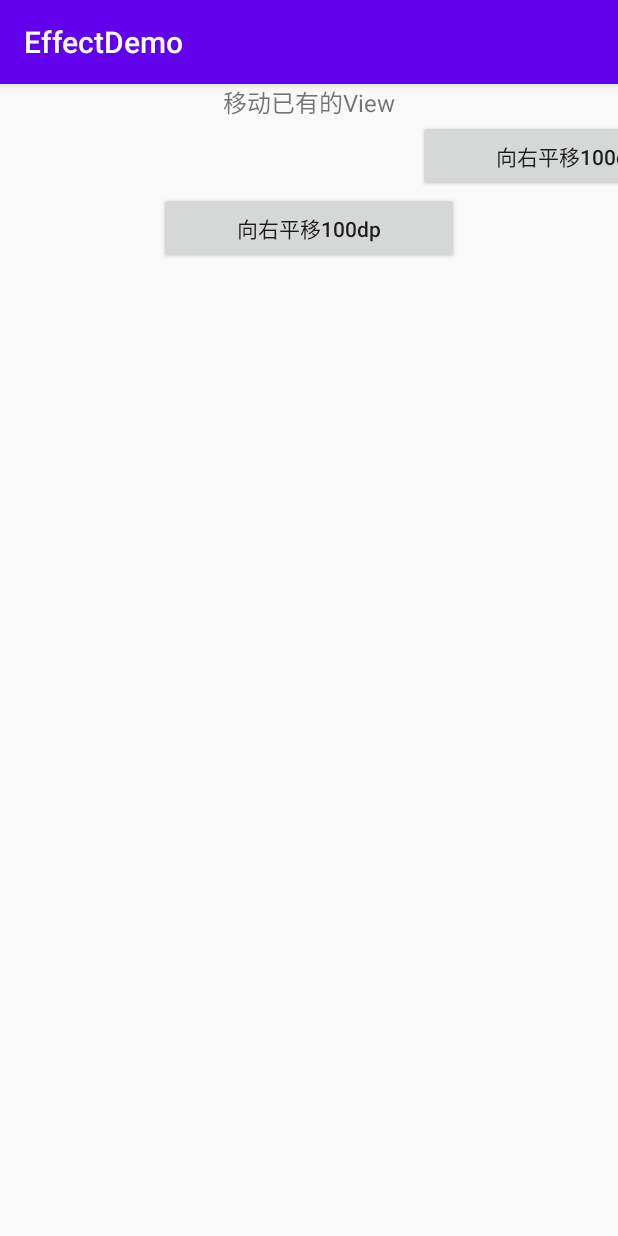
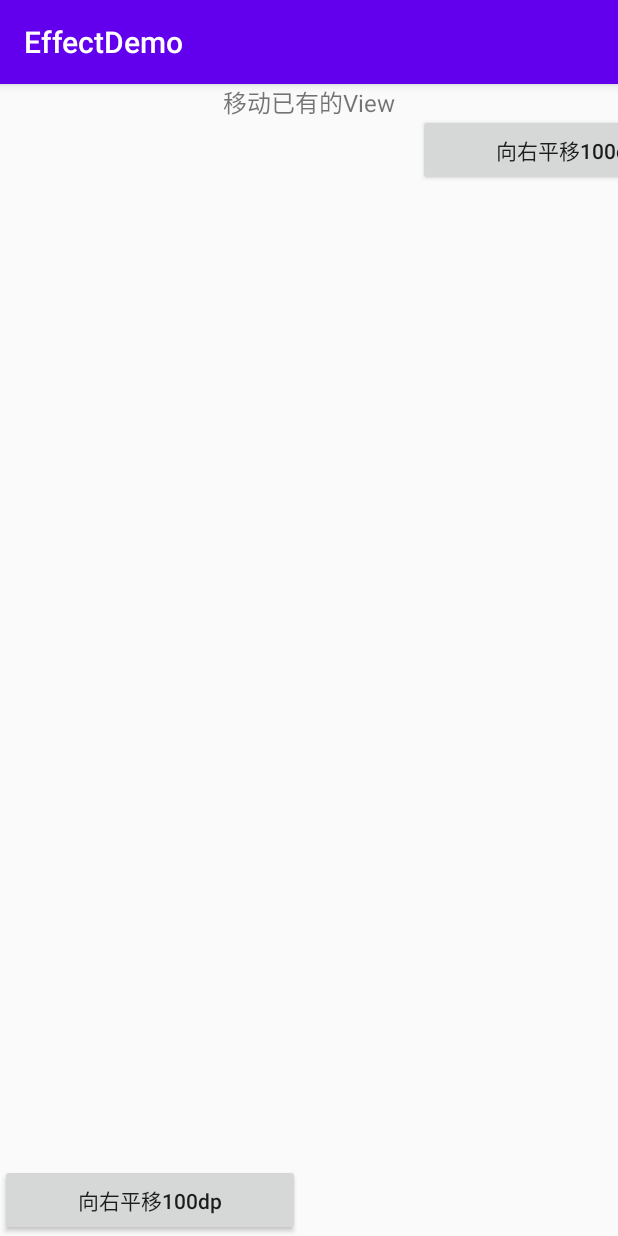
Before and after one commit to ljzjohnliu/EffectDemo, an Android app: the RemoveViewActivity screen opened directly, with no data from a screen before it, after a tap on "向右平移100dp", on a phone screen of 412 x 824 dp. Run offline under Robolectric (Android 15) with nearby library versions, the phone set to English and light mode, and no system bars.

Commit message:
FrameLayout 平移已有的View

```diff
--- a/app/src/main/java/com/ljz/effect/activity/RemoveViewActivity.java
+++ b/app/src/main/java/com/ljz/effect/activity/RemoveViewActivity.java
@@ -1,8 +1,10 @@
 package com.ljz.effect.activity;
 
 import android.os.Bundle;
+import android.util.Log;
 import android.view.View;
 import android.widget.Button;
+import android.widget.FrameLayout;
 import android.widget.LinearLayout;
 
 import androidx.appcompat.app.AppCompatActivity;
@@ -16,7 +18,8 @@
     @Override
     protected void onCreate(Bundle savedInstanceState) {
         super.onCreate(savedInstanceState);
-        setContentView(R.layout.activity_remove_view);
+//        setContentView(R.layout.activity_remove_view_linearlayout);
+        setContentView(R.layout.activity_remove_view_framelayout);
         rightBtn = findViewById(R.id.remove_right);
         downBtn = findViewById(R.id.remove_down);
 
@@ -24,19 +27,51 @@
         downBtn.setOnClickListener(this);
     }
 
+    /**
+     * 调试LinearLayout中的view移动
+     * @param v
+     */
+//    @Override
+//    public void onClick(View v) {
+//        int id = v.getId();
+//        LinearLayout.LayoutParams layoutParams;
+//        switch (id) {
+//            case R.id.remove_right:
+//                layoutParams = (LinearLayout.LayoutParams) rightBtn.getLayoutParams();
+//                layoutParams.leftMargin = rightBtn.getLeft()+100;
+//                rightBtn.setLayoutParams(layoutParams);
+//                break;
+//            case R.id.remove_down:
+//                layoutParams = (LinearLayout.LayoutParams) downBtn.getLayoutParams();
+//                layoutParams.topMargin = downBtn.getTop()+100;
+//                downBtn.setLayoutParams(layoutParams);
+//                break;
+//            default:
+//                break;
+//        }
+//    }
+
+    /**
+     * 调试FrameLayout中的view移动
+     *
+     * @param v
+     */
     @Override
     public void onClick(View v) {
         int id = v.getId();
-        LinearLayout.LayoutParams layoutParams;
+        FrameLayout.LayoutParams layoutParams;
         switch (id) {
             case R.id.remove_right:
-                layoutParams = (LinearLayout.LayoutParams) rightBtn.getLayoutParams();
-                layoutParams.leftMargin = rightBtn.getLeft()+100;
+                layoutParams = (FrameLayout.LayoutParams) rightBtn.getLayoutParams();
+                layoutParams.leftMargin = rightBtn.getLeft() + 100;
                 rightBtn.setLayoutParams(layoutParams);
                 break;
             case R.id.remove_down:
-                layoutParams = (LinearLayout.LayoutParams) downBtn.getLayoutParams();
-                layoutParams.topMargin = downBtn.getTop()+100;
+                layoutParams = (FrameLayout.LayoutParams) downBtn.getLayoutParams();
+                Log.d("ljz-xx", "onClick: 1111 layoutParams.topMargin = " + layoutParams.topMargin);
+                Log.d("ljz-xx", "onClick: downBtn.getTop() = " + downBtn.getTop());
+                layoutParams.topMargin = downBtn.getTop() + 100;
+                Log.d("ljz-xx", "onClick: 2222 layoutParams.topMargin = " + layoutParams.topMargin);
                 downBtn.setLayoutParams(layoutParams);
                 break;
             default:
--- /dev/null
+++ b/app/src/main/res/layout/activity_remove_view_framelayout.xml
@@ -0,0 +1,37 @@
+<?xml version="1.0" encoding="utf-8"?>
+<FrameLayout xmlns:android="http://schemas.android.com/apk/res/android"
+    android:layout_width="match_parent"
+    android:layout_height="match_parent"
+    android:orientation="vertical">
+
+    <TextView
+        android:layout_width="wrap_content"
+        android:layout_height="wrap_content"
+        android:layout_gravity="center_horizontal"
+        android:text="移动已有的View"
+        android:textSize="16sp" />
+
+    <FrameLayout
+        android:id="@+id/video_detail_layout"
+        android:layout_width="match_parent"
+        android:layout_height="match_parent">
+
+        <Button
+            android:id="@+id/remove_right"
+            android:layout_width="200dp"
+            android:layout_height="wrap_content"
+            android:layout_gravity="center_horizontal"
+            android:layout_marginTop="20dp"
+            android:text="向右平移100dp"
+            android:textAllCaps="false" />
+
+        <Button
+            android:id="@+id/remove_down"
+            android:layout_width="200dp"
+            android:layout_height="wrap_content"
+            android:layout_gravity="bottom"
+            android:text="向右平移100dp"
+            android:textAllCaps="false" />
+    </FrameLayout>
+
+</FrameLayout>
```
Also changed, not shown: app/src/main/res/layout/activity_remove_view_linearlayout.xml (renamed from app/src/main/res/layout/activity_remove_view.xml).
